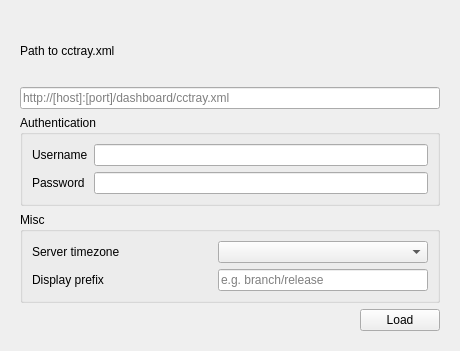
Before: the Qt Designer form data/server_configuration.ui in anaynayak/buildnotify, drawn with Qt 5.
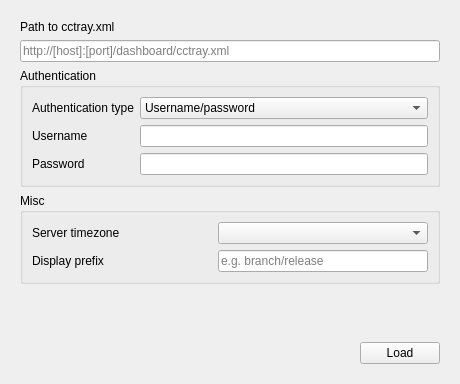
After: the same form once the commit is applied.

Commit message: Add Bearer token authentication type

The edit to the form file:
```diff
--- a/data/server_configuration.ui
+++ b/data/server_configuration.ui
@@ -7,11 +7,11 @@
     <x>0</x>
     <y>0</y>
     <width>458</width>
-    <height>351</height>
+    <height>384</height>
    </rect>
   </property>
   <property name="sizePolicy">
-   <sizepolicy hsizetype="Minimum" vsizetype="Fixed">
+   <sizepolicy hsizetype="Minimum" vsizetype="Minimum">
     <horstretch>0</horstretch>
     <verstretch>0</verstretch>
    </sizepolicy>
@@ -19,7 +19,7 @@
   <property name="maximumSize">
    <size>
     <width>458</width>
-    <height>351</height>
+    <height>384</height>
    </size>
   </property>
   <property name="windowTitle">
@@ -61,30 +61,51 @@
             <property name="fieldGrowthPolicy">
              <enum>QFormLayout::AllNonFixedFieldsGrow</enum>
             </property>
-            <item row="0" column="0">
+            <item row="1" column="0">
              <widget class="QLabel" name="usernameLabel">
               <property name="text">
                <string>Username</string>
               </property>
              </widget>
             </item>
-            <item row="0" column="1">
+            <item row="1" column="1">
              <widget class="QLineEdit" name="username"/>
             </item>
-            <item row="1" column="0">
+            <item row="2" column="0">
              <widget class="QLabel" name="passwordLabel">
               <property name="text">
                <string>Password</string>
               </property>
              </widget>
             </item>
-            <item row="1" column="1">
+            <item row="2" column="1">
              <widget class="QLineEdit" name="password">
               <property name="echoMode">
                <enum>QLineEdit::Password</enum>
               </property>
              </widget>
             </item>
+            <item row="0" column="0">
+             <widget class="QLabel" name="authentication_type_label">
+              <property name="text">
+               <string>Authentication type</string>
+              </property>
+             </widget>
+            </item>
+            <item row="0" column="1">
+             <widget class="QComboBox" name="authentication_type">
+              <item>
+               <property name="text">
+                <string>Username/password</string>
+               </property>
+              </item>
+              <item>
+               <property name="text">
+                <string>Authentication Bearer token</string>
+               </property>
+              </item>
+             </widget>
+            </item>
            </layout>
           </item>
          </layout>
@@ -194,6 +215,19 @@
          </layout>
         </widget>
        </item>
+       <item>
+        <spacer name="verticalSpacer">
+         <property name="orientation">
+          <enum>Qt::Vertical</enum>
+         </property>
+         <property name="sizeHint" stdset="0">
+          <size>
+           <width>20</width>
+           <height>40</height>
+          </size>
+         </property>
+        </spacer>
+       </item>
        <item>
         <layout class="QHBoxLayout" name="horizontalLayout">
          <item>
```
The commit also changes 6 other files.
